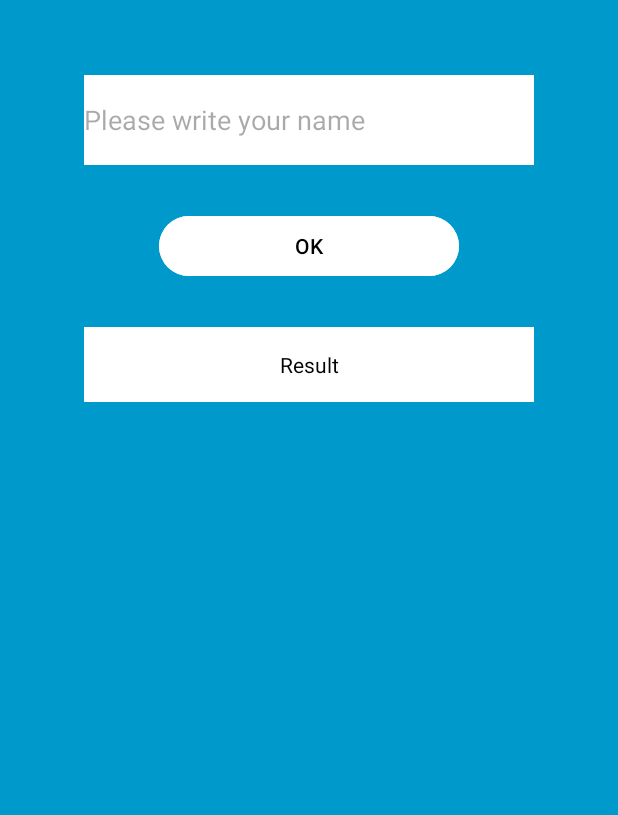
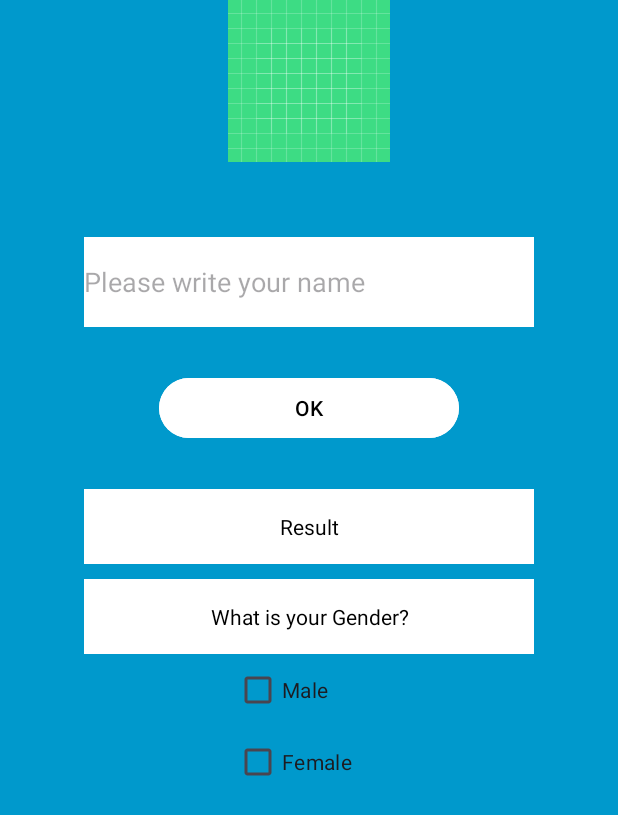
Before and after one commit to namansharma05/edit-text-android, an Android app: the screen it shows after launch (MainActivity), on a phone screen of 412 x 824 dp. Shown: the top 815 px of the screen. Run offline under Robolectric (Android 15) with nearby library versions, the phone set to English and light mode, and no system bars.

Commit message:
used checkbox

```diff
--- a/app/src/main/java/com/example/edittexts/MainActivity.kt
+++ b/app/src/main/java/com/example/edittexts/MainActivity.kt
@@ -2,6 +2,7 @@ package com.example.edittexts
 
 import android.os.Bundle
 import android.widget.Button
+import android.widget.CheckBox
 import android.widget.EditText
 import android.widget.TextView
 import androidx.activity.enableEdgeToEdge
@@ -14,6 +15,9 @@ class MainActivity : AppCompatActivity() {
     lateinit var name: EditText
     lateinit var ok: Button
     lateinit var result: TextView
+    lateinit var genderText: TextView
+    lateinit var male: CheckBox
+    lateinit var female: CheckBox
 
     override fun onCreate(savedInstanceState: Bundle?) {
         super.onCreate(savedInstanceState)
@@ -28,10 +32,31 @@ class MainActivity : AppCompatActivity() {
         name = findViewById(R.id.editTextName)
         ok = findViewById(R.id.buttonOk)
         result = findViewById(R.id.textViewResult)
+        genderText = findViewById(R.id.textViewGender)
+        male = findViewById(R.id.checkBoxMale)
+        female = findViewById(R.id.checkBoxFemale)
 
         ok.setOnClickListener {
             var username: String = name.text.toString()
             result.setText("Your name is " + username)
         }
+
+        male.setOnClickListener {
+            if(male.isChecked) {
+                genderText.text = "You are Male"
+                female.isChecked = false
+            } else {
+                genderText.text = "What is your Gender?"
+            }
+        }
+
+        female.setOnClickListener {
+            if(female.isChecked) {
+                genderText.text = "You are Female"
+                male.isChecked = false
+            } else {
+                genderText.text = "What is your Gender?"
+            }
+        }
     }
 }
--- a/app/src/main/res/layout/activity_main.xml
+++ b/app/src/main/res/layout/activity_main.xml
@@ -10,6 +10,13 @@
     android:orientation="vertical"
     tools:context=".MainActivity">
 
+
+    <ImageView
+        android:id="@+id/imageViewAndroid"
+        android:layout_width="match_parent"
+        android:layout_height="wrap_content"
+        android:scaleType="center"
+        app:srcCompat="@drawable/ic_launcher_background" />
 
     <EditText
         android:id="@+id/editTextName"
@@ -41,4 +48,26 @@
         android:text="Result"
         android:textColor="@color/black" />
 
+    <TextView
+        android:id="@+id/textViewGender"
+        android:layout_width="300dp"
+        android:layout_height="50dp"
+        android:layout_marginTop="10dp"
+        android:background="@color/white"
+        android:gravity="center"
+        android:text="What is your Gender?"
+        android:textColor="@color/black" />
+
+    <CheckBox
+        android:id="@+id/checkBoxMale"
+        android:layout_width="100dp"
+        android:layout_height="wrap_content"
+        android:text="Male" />
+
+    <CheckBox
+        android:id="@+id/checkBoxFemale"
+        android:layout_width="100dp"
+        android:layout_height="wrap_content"
+        android:text="Female" />
+
 </LinearLayout>
```
